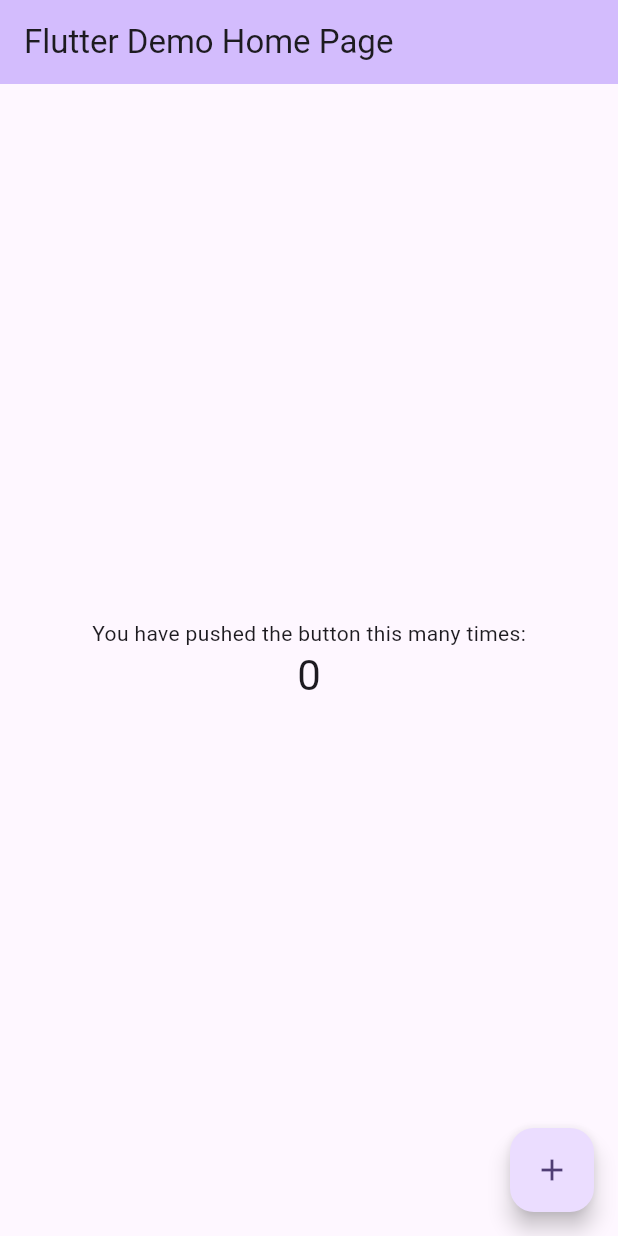
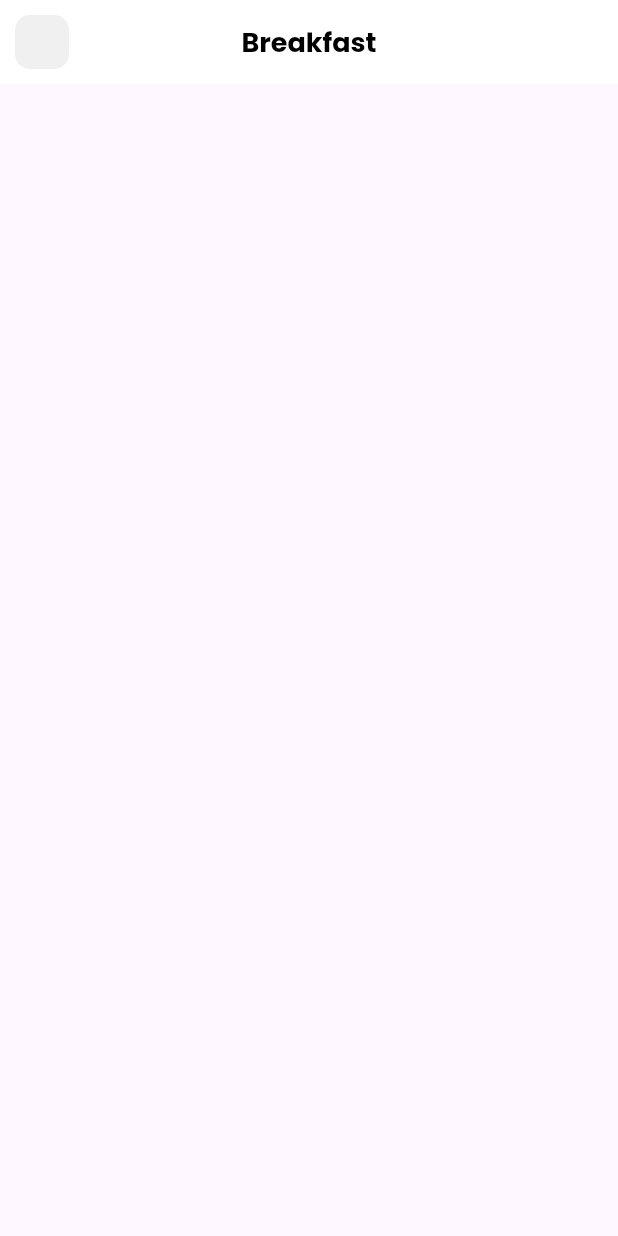
Before and after one commit to shakirth-anisha/food_app, a Flutter app: the screen it shows after launch, on a phone screen of 412 x 824 dp. Run offline on Flutter 3.47's test engine with Material 3 defaults, Android fonts, the phone set to English and light mode, and no system bars.

Commit message:
Basic layout done

```diff
--- a/lib/main.dart
+++ b/lib/main.dart
@@ -1,4 +1,5 @@
 import 'package:flutter/material.dart';
+import 'package:food_app/pages/home.dart';
 
 void main() {
   runApp(const MyApp());
@@ -11,115 +12,9 @@ class MyApp extends StatelessWidget {
   @override
   Widget build(BuildContext context) {
     return MaterialApp(
-      title: 'Flutter Demo',
-      theme: ThemeData(
-        // This is the theme of your application.
-        //
-        // TRY THIS: Try running your application with "flutter run". You'll see
-        // the application has a purple toolbar. Then, without quitting the app,
-        // try changing the seedColor in the colorScheme below to Colors.green
-        // and then invoke "hot reload" (save your changes or press the "hot
-        // reload" button in a Flutter-supported IDE, or press "r" if you used
-        // the command line to start the app).
-        //
-        // Notice that the counter didn't reset back to zero; the application
-        // state is not lost during the reload. To reset the state, use hot
-        // restart instead.
-        //
-        // This works for code too, not just values: Most code changes can be
-        // tested with just a hot reload.
-        colorScheme: ColorScheme.fromSeed(seedColor: Colors.deepPurple),
-        useMaterial3: true,
-      ),
-      home: const MyHomePage(title: 'Flutter Demo Home Page'),
+      debugShowCheckedModeBanner: false,
+      theme: ThemeData(fontFamily: "Poppins"),
+      home: const HomePage(),
     );
   }
 }
-
-class MyHomePage extends StatefulWidget {
-  const MyHomePage({super.key, required this.title});
-
-  // This widget is the home page of your application. It is stateful, meaning
-  // that it has a State object (defined below) that contains fields that affect
-  // how it looks.
-
-  // This class is the configuration for the state. It holds the values (in this
-  // case the title) provided by the parent (in this case the App widget) and
-  // used by the build method of the State. Fields in a Widget subclass are
-  // always marked "final".
-
-  final String title;
-
-  @override
-  State<MyHomePage> createState() => _MyHomePageState();
-}
-
-class _MyHomePageState extends State<MyHomePage> {
-  int _counter = 0;
-
-  void _incrementCounter() {
-    setState(() {
-      // This call to setState tells the Flutter framework that something has
-      // changed in this State, which causes it to rerun the build method below
-      // so that the display can reflect the updated values. If we changed
-      // _counter without calling setState(), then the build method would not be
-      // called again, and so nothing would appear to happen.
-      _counter++;
-    });
-  }
-
-  @override
-  Widget build(BuildContext context) {
-    // This method is rerun every time setState is called, for instance as done
-    // by the _incrementCounter method above.
-    //
-    // The Flutter framework has been optimized to make rerunning build methods
-    // fast, so that you can just rebuild anything that needs updating rather
-    // than having to individually change instances of widgets.
-    return Scaffold(
-      appBar: AppBar(
-        // TRY THIS: Try changing the color here to a specific color (to
-        // Colors.amber, perhaps?) and trigger a hot reload to see the AppBar
-        // change color while the other colors stay the same.
-        backgroundColor: Theme.of(context).colorScheme.inversePrimary,
-        // Here we take the value from the MyHomePage object that was created by
-        // the App.build method, and use it to set our appbar title.
-        title: Text(widget.title),
-      ),
-      body: Center(
-        // Center is a layout widget. It takes a single child and positions it
-        // in the middle of the parent.
-        child: Column(
-          // Column is also a layout widget. It takes a list of children and
-          // arranges them vertically. By default, it sizes itself to fit its
-          // children horizontally, and tries to be as tall as its parent.
-          //
-          // Column has various properties to control how it sizes itself and
-          // how it positions its children. Here we use mainAxisAlignment to
-          // center the children vertically; the main axis here is the vertical
-          // axis because Columns are vertical (the cross axis would be
-          // horizontal).
-          //
-          // TRY THIS: Invoke "debug painting" (choose the "Toggle Debug Paint"
-          // action in the IDE, or press "p" in the console), to see the
-          // wireframe for each widget.
-          mainAxisAlignment: MainAxisAlignment.center,
-          children: <Widget>[
-            const Text(
-              'You have pushed the button this many times:',
-            ),
-            Text(
-              '$_counter',
-              style: Theme.of(context).textTheme.headlineMedium,
-            ),
-          ],
-        ),
-      ),
-      floatingActionButton: FloatingActionButton(
-        onPressed: _incrementCounter,
-        tooltip: 'Increment',
-        child: const Icon(Icons.add),
-      ), // This trailing comma makes auto-formatting nicer for build methods.
-    );
-  }
-}
--- /dev/null
+++ b/lib/pages/home.dart
@@ -0,0 +1,32 @@
+import 'package:flutter/material.dart';
+
+class HomePage extends StatelessWidget {
+  const HomePage({super.key});
+
+  @override
+  Widget build(BuildContext context) {
+    return Scaffold(
+      appBar: AppBar(
+        title: Text(
+          "Breakfast",
+          style: TextStyle(
+            color: Colors.black,
+            fontSize: 18,
+            fontWeight: FontWeight.bold,
+          ),
+        ),
+        backgroundColor: Colors.white,
+		elevation: 0.0,
+        centerTitle: true,
+		leading: Container(
+			margin: EdgeInsets.all(10),
+			decoration: BoxDecoration(
+				color: const Color.fromARGB(15, 0, 0, 0),
+				borderRadius: BorderRadius.circular(10)
+			),
+
+		),
+      ),
+    );
+  }
+}
```
Also changed, not shown: fonts/OFL.txt (added, +93 -0 lines), pubspec.yaml (+12 -6 lines), fonts/Poppins-Bold.ttf (added), fonts/Poppins-Medium.ttf (added), fonts/Poppins-Regular.ttf (added), fonts/Poppins-SemiBold.ttf (added), pubspec.lock, 1 other file.
